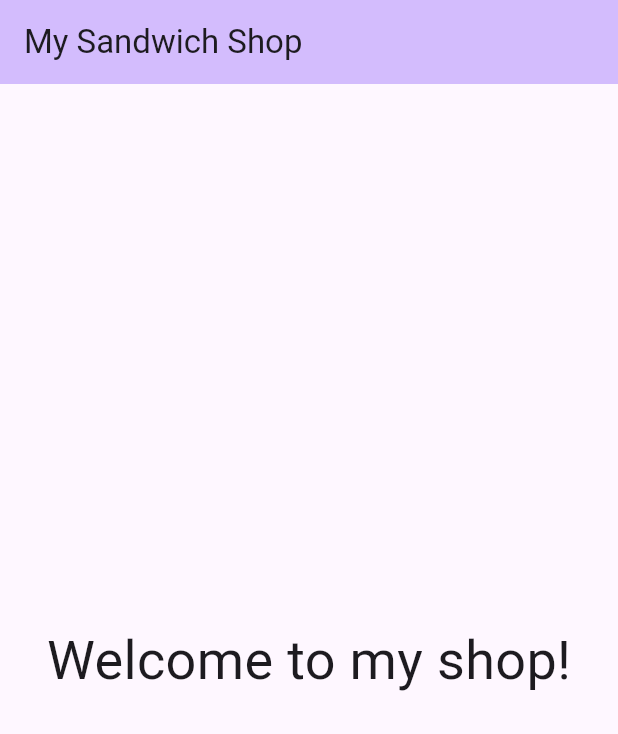
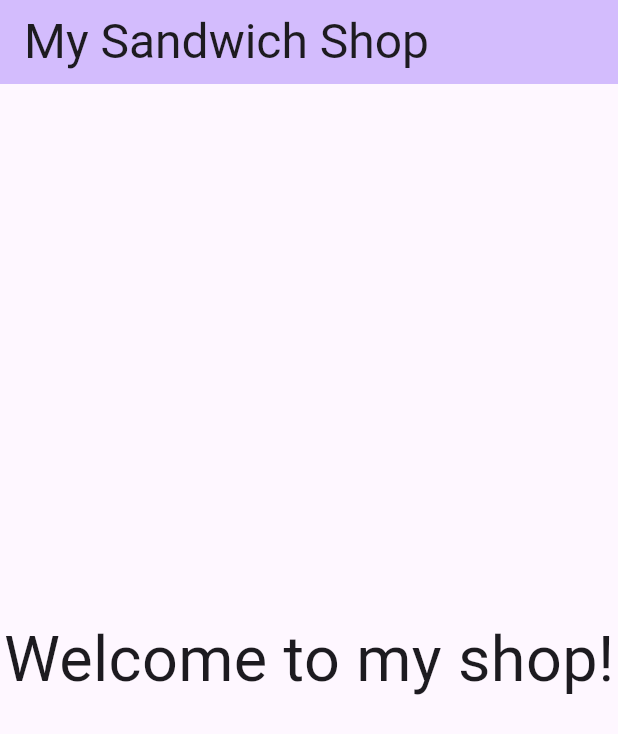
Before and after one commit to Matthew-Jenkins2006/sandwich_shop, a Flutter app: the screen it shows after launch, on a phone screen of 412 x 824 dp. Shown: the top 734 px of the screen. Run offline on Flutter 3.47's test engine with Material 3 defaults, Android fonts, the phone set to English and light mode, and no system bars.

Commit message:
Increase text size

```diff
--- a/sandwich_shop/lib/main.dart
+++ b/sandwich_shop/lib/main.dart
@@ -71,7 +71,7 @@ class _MyHomePageState extends State<MyHomePage> {
         backgroundColor: Theme.of(context).colorScheme.inversePrimary,
         // Here we take the value from the MyHomePage object that was created by
         // the App.build method, and use it to set our appbar title.
-        title: Text(widget.title),
+        title: Text(widget.title, style: const TextStyle(fontSize: 32)),
       ),
       body: const Center(
         // Center is a layout widget. It takes a single child and positions it
@@ -94,7 +94,7 @@ class _MyHomePageState extends State<MyHomePage> {
           children: <Widget>[
             Text(
               'Welcome to my shop!',
-              style: TextStyle(fontSize: 36),
+              style: TextStyle(fontSize: 42),
             ),
           ],
         ),
```
